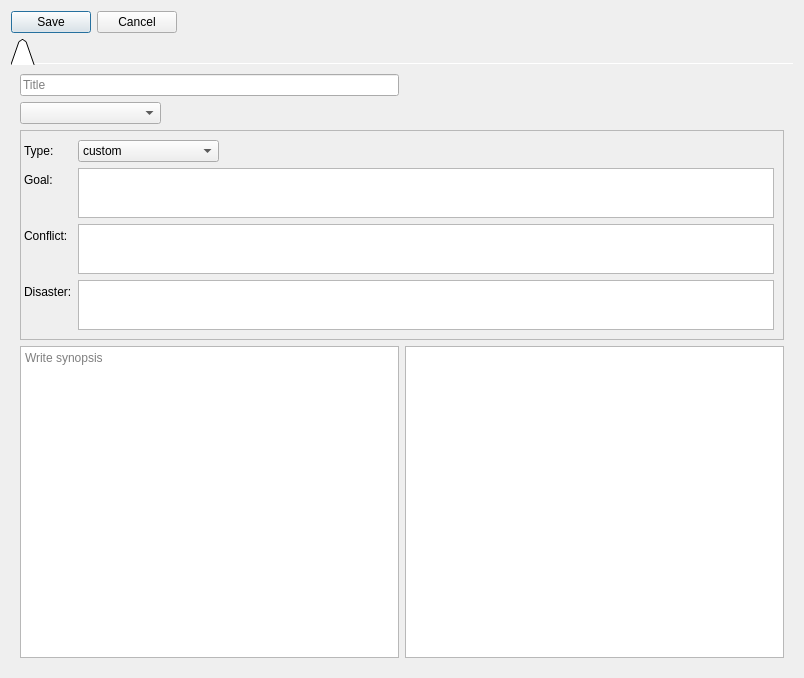
Qt form ui/scene_editor.ui (zkovari/plotlyst) before a commit.
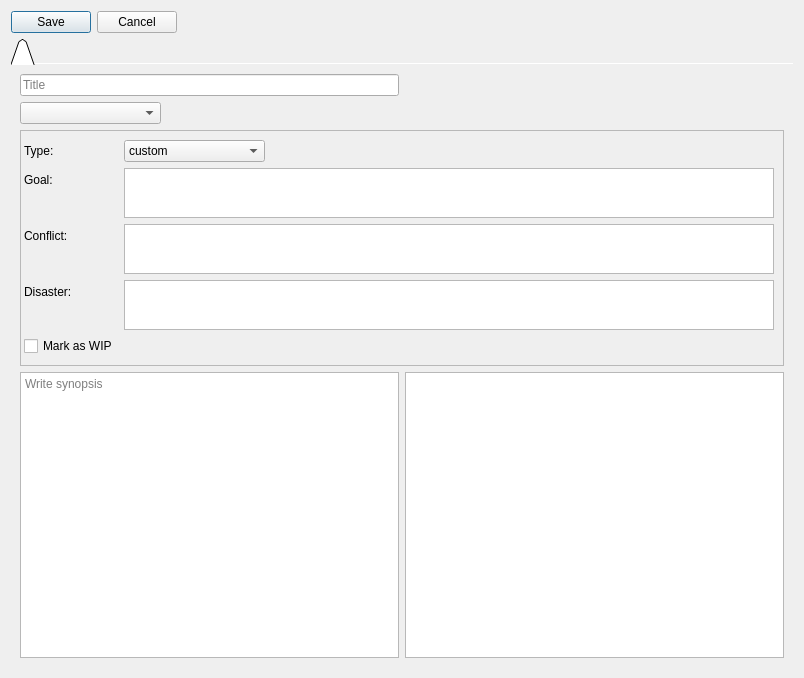
The same form after that commit.

The edit to the form file:
```diff
--- a/ui/scene_editor.ui
+++ b/ui/scene_editor.ui
@@ -58,14 +58,14 @@
           <property name="leftMargin">
            <number>3</number>
           </property>
-          <item row="0" column="0">
+          <item row="1" column="0">
            <widget class="QLabel" name="label_3">
             <property name="text">
              <string>Type:</string>
             </property>
            </widget>
           </item>
-          <item row="0" column="1">
+          <item row="1" column="1">
            <widget class="QComboBox" name="cbType">
             <property name="maximumSize">
              <size>
@@ -90,7 +90,7 @@
             </item>
            </widget>
           </item>
-          <item row="1" column="1">
+          <item row="2" column="1">
            <widget class="QTextEdit" name="textEvent1">
             <property name="maximumSize">
              <size>
@@ -100,21 +100,21 @@
             </property>
            </widget>
           </item>
-          <item row="1" column="0">
+          <item row="2" column="0">
            <widget class="QLabel" name="lblType1">
             <property name="text">
              <string>Goal:</string>
             </property>
            </widget>
           </item>
-          <item row="3" column="0">
+          <item row="4" column="0">
            <widget class="QLabel" name="lblType2">
             <property name="text">
              <string>Conflict:</string>
             </property>
            </widget>
           </item>
-          <item row="3" column="1">
+          <item row="4" column="1">
            <widget class="QTextEdit" name="textEvent2">
             <property name="sizePolicy">
              <sizepolicy hsizetype="Expanding" vsizetype="Preferred">
@@ -130,7 +130,7 @@
             </property>
            </widget>
           </item>
-          <item row="5" column="1">
+          <item row="6" column="1">
            <widget class="QTextEdit" name="textEvent3">
             <property name="maximumSize">
              <size>
@@ -140,13 +140,20 @@
             </property>
            </widget>
           </item>
-          <item row="5" column="0">
+          <item row="6" column="0">
            <widget class="QLabel" name="lblType3">
             <property name="text">
              <string>Disaster:</string>
             </property>
            </widget>
           </item>
+          <item row="8" column="0">
+           <widget class="QCheckBox" name="cbWip">
+            <property name="text">
+             <string>Mark as WIP</string>
+            </property>
+           </widget>
+          </item>
          </layout>
         </widget>
        </item>
```
